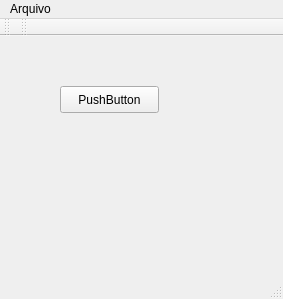
This is PID_BMP/qt/mainwindow.ui in fernandoFernandeSantos/trabalho-pid-2014 as Qt 5 draws it before an edit. The edited form follows.
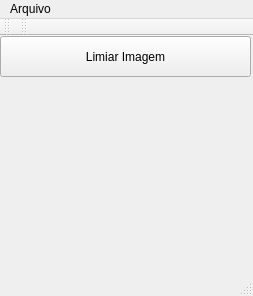
This is the edited form.

```diff
--- a/PID_BMP/qt/mainwindow.ui
+++ b/PID_BMP/qt/mainwindow.ui
@@ -6,8 +6,8 @@
    <rect>
     <x>0</x>
     <y>0</y>
-    <width>283</width>
-    <height>299</height>
+    <width>253</width>
+    <height>296</height>
    </rect>
   </property>
   <property name="windowTitle">
@@ -17,14 +17,14 @@
    <widget class="QPushButton" name="pushButton">
     <property name="geometry">
      <rect>
-      <x>60</x>
-      <y>50</y>
-      <width>99</width>
-      <height>27</height>
+      <x>0</x>
+      <y>0</y>
+      <width>251</width>
+      <height>41</height>
      </rect>
     </property>
     <property name="text">
-     <string>PushButton</string>
+     <string>Limiar Imagem</string>
     </property>
    </widget>
   </widget>
@@ -33,7 +33,7 @@
     <rect>
      <x>0</x>
      <y>0</y>
-     <width>283</width>
+     <width>253</width>
      <height>25</height>
     </rect>
    </property>
```
Left out of the diff: 1 changed line with no effect on the pictures.
